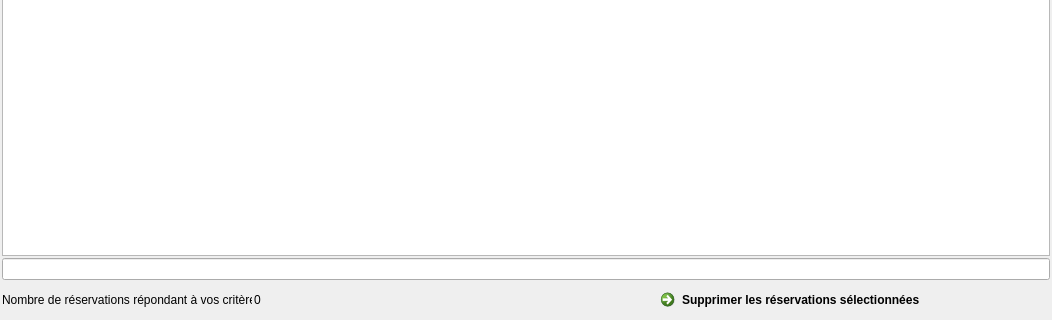
Old version of the form f_listereservations.ui in the repository nivhg/ludopen; both pictures show x 0 to 1052 and y 358 to 678 of the 1052 by 678 pixel window.
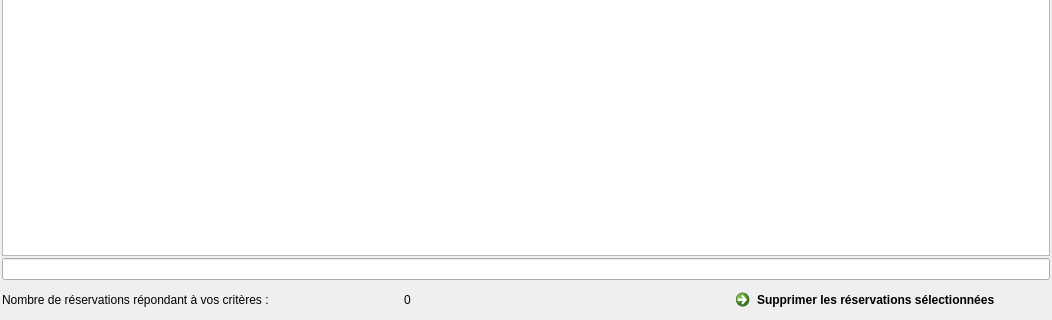
New version of the form. Icons and pictures are not drawn.

What changed in the file:
```diff
--- a/f_listereservations.ui
+++ b/f_listereservations.ui
@@ -313,13 +313,13 @@
     <widget class="QLabel" name="Lb_NombreResultat">
      <property name="minimumSize">
       <size>
-       <width>250</width>
+       <width>400</width>
        <height>0</height>
       </size>
      </property>
      <property name="maximumSize">
       <size>
-       <width>130</width>
+       <width>400</width>
        <height>16777215</height>
       </size>
      </property>
```
Left out of the diff: 72 changed lines with no effect on the pictures.
